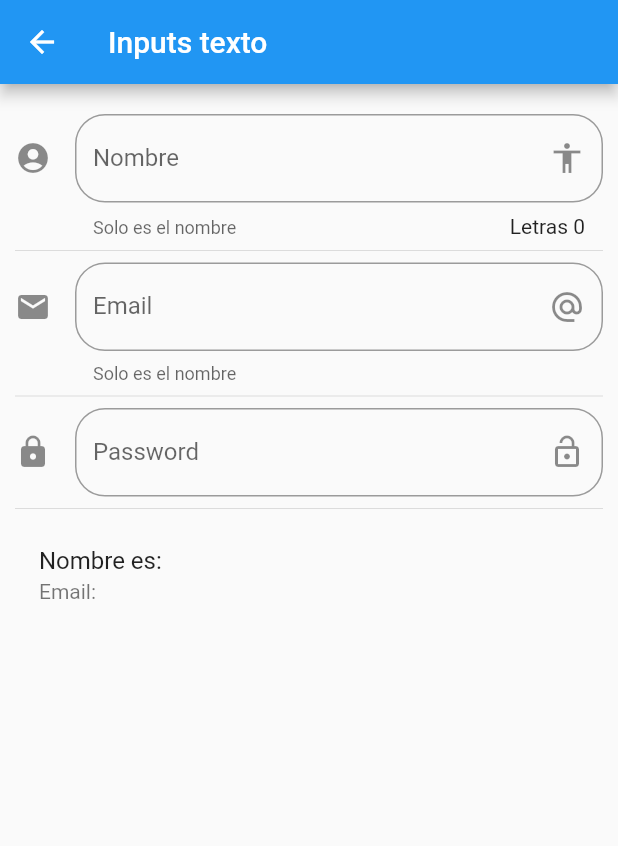
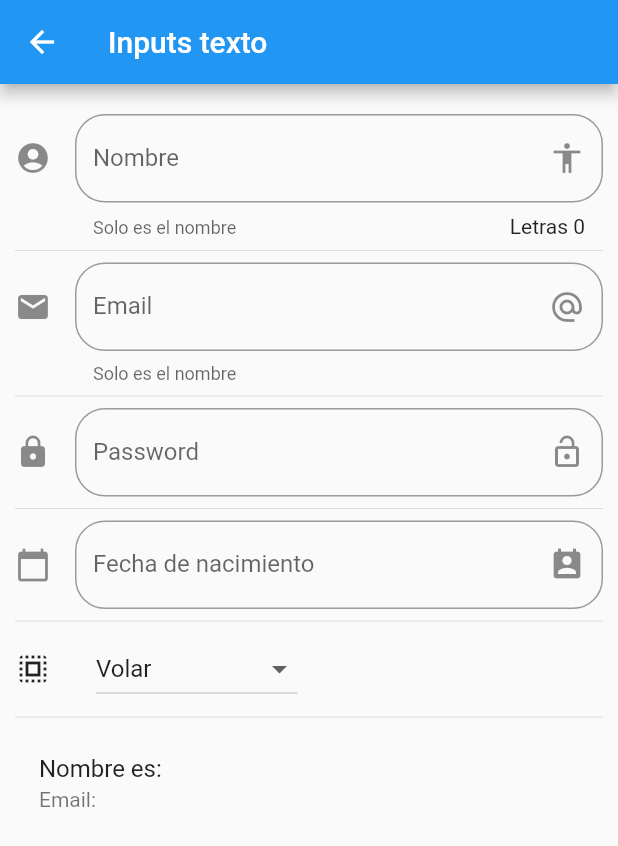
Before and after one commit to jbaguilarr/flutter-component, a Flutter app: the screen it shows after launch, after a tap on "Inputs", on a phone screen of 412 x 824 dp. Shown: the top 846 px of the screen. Run offline on Flutter 3.47's test engine with Material 2 defaults, Android fonts, the phone set to English and light mode, and no system bars; network calls fail.

Commit message:
agregue las datetime y dropdown

```diff
--- a/lib/main.dart
+++ b/lib/main.dart
@@ -1,6 +1,7 @@
 import 'package:flutter/material.dart';
 import 'package:componentes/src/routes/routes.dart';
 import 'package:componentes/src/pages/alert_page.dart';
+import 'package:flutter_localizations/flutter_localizations.dart';
 
 void main() => runApp(MyApp());
 
@@ -10,6 +11,14 @@ class MyApp extends StatelessWidget {
     return MaterialApp(
       title: 'Componentes App',
       debugShowCheckedModeBanner: false,
+      localizationsDelegates: [
+          GlobalMaterialLocalizations.delegate,
+          GlobalWidgetsLocalizations.delegate,
+        ],
+        supportedLocales: [
+          const Locale('en','US'), // English
+          const Locale('es','ES'), // Hebrew
+        ],
       // home: HomePage()
       initialRoute: '/',
       routes: getApplicationRoute(),
--- a/lib/src/pages/input_page.dart
+++ b/lib/src/pages/input_page.dart
@@ -10,6 +10,13 @@ class _InputPageState extends State<InputPage> {
 
   String _nombre="";
   String _email = "";
+  String _fecha = "";
+  String _opcionSeleccionada = 'Volar';
+
+  List<String> _poderes = ['Volar','Rayos X','Super aliento','Super caperazo'];
+
+  TextEditingController _inpuntFieldateController = new TextEditingController();
+
 
   @override
   Widget build(BuildContext context) {
@@ -25,6 +32,10 @@ class _InputPageState extends State<InputPage> {
              _crearEmail(),
              Divider(),
              _crearPassword(),
+             Divider(),
+             _crearFecha(context),
+             Divider(),
+             _crearDropdown(),
              Divider(),
              _crearPersona()
          ],
@@ -107,5 +118,72 @@ return TextField(
 
   }
 
+  Widget _crearFecha(BuildContext context){
+      return TextField(
+        enableInteractiveSelection: false,
+        controller: _inpuntFieldateController,
+        decoration: InputDecoration(
+          border: OutlineInputBorder(
+              borderRadius: BorderRadius.circular(20.0)
+          ),
+          hintText: 'Fecha de nacimiento',
+          labelText: 'Fecha de nacimiento',
+          suffixIcon: Icon(Icons.perm_contact_calendar),
+          icon: Icon(Icons.calendar_today)
+        ),
+        onTap: (){
+           FocusScope.of(context).requestFocus(new FocusNode());
+           _selectDate(context);
+        },
+    );
+  }
 
+  _selectDate (BuildContext context) async {
+     DateTime picked = await showDatePicker(
+        context: context,
+        initialDate: new DateTime.now(),
+        firstDate: new DateTime(2018),
+        lastDate : new DateTime(2025),
+       // locale: Locale('es','Es')
+     );
+     if(picked !=null){
+       setState(() {
+           _fecha = picked.toString();
+           _inpuntFieldateController.text = _fecha;
+       });
      }
+  }
+
+  List<DropdownMenuItem<String>> getOpcionesDropdown(){
+      List<DropdownMenuItem<String>> lista = new  List();
+
+      _poderes.forEach((poder){
+          lista.add(DropdownMenuItem(
+             child: Text(poder),
+             value: poder,
+          ));
+      });
+
+      return lista;
+  }
+
+  Widget _crearDropdown(){
+
+
+     return Row(
+       children: <Widget>[
+         Icon(Icons.select_all),
+         SizedBox(width: 30.0),
+         DropdownButton(
+           value: _opcionSeleccionada,
+           items: getOpcionesDropdown(),
+           onChanged: (opt){
+             setState(() {
+                _opcionSeleccionada = opt;
+             });
+           },
+         ),
+       ],
+     );
+  }
+}
--- a/pubspec.yaml
+++ b/pubspec.yaml
@@ -18,6 +18,9 @@ environment:
 
 dependencies:
   flutter:
+    sdk: flutter
+
+  flutter_localizations:
     sdk: flutter
 
   # The following adds the Cupertino Icons font to your application.
```
Also changed, not shown: pubspec.lock. Lines whose indentation alone changed are shown as unchanged.
